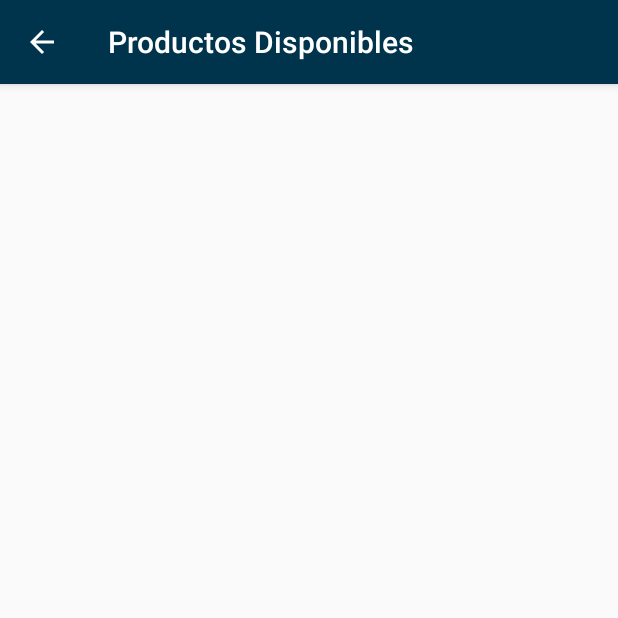
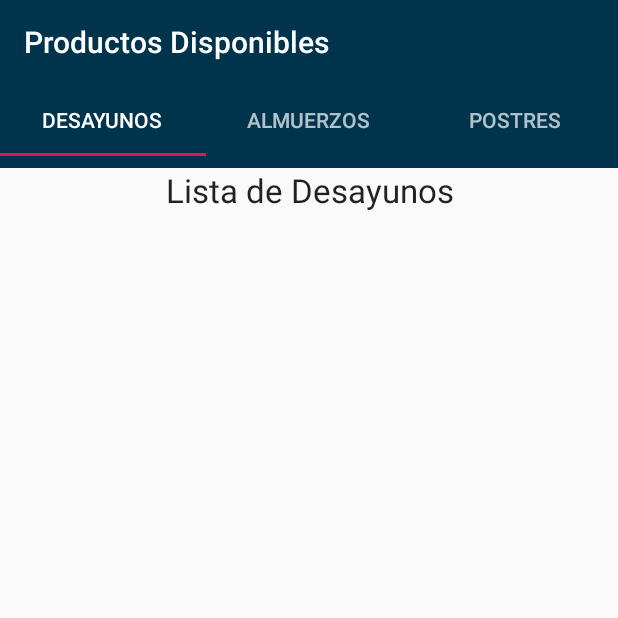
Before and after one commit to wjoseperez20/UCAB-EasyFood, an Android app: the screen it shows after launch (ProductosActivity), after a tap on "AGREGAR PRODUCTO", on a phone screen of 412 x 824 dp, the top half of it. Run offline under Robolectric (Android 15) with nearby library versions, the phone set to English and light mode, and no system bars.

Commit message:
Agregando navegación por tabs a la vista de productos

```diff
--- a/EasyFood/app/build.gradle
+++ b/EasyFood/app/build.gradle
@@ -22,6 +22,8 @@ dependencies {
     implementation fileTree(dir: 'libs', include: ['*.jar'])
     implementation 'com.android.support:appcompat-v7:28.0.0'
     implementation 'com.android.support.constraint:constraint-layout:1.1.3'
+    implementation 'com.android.support:design:28.0.0'
+    implementation 'com.android.support:support-v4:28.0.0'
     testImplementation 'junit:junit:4.12'
     androidTestImplementation 'com.android.support.test:runner:1.0.2'
     androidTestImplementation 'com.android.support.test.espresso:espresso-core:3.0.2'
--- /dev/null
+++ b/EasyFood/app/src/main/java/com/easyfood/easyfood/AlmuerzoFragment.java
@@ -0,0 +1,29 @@
+package com.easyfood.easyfood;
+
+
+import android.os.Bundle;
+import android.support.v4.app.Fragment;
+import android.view.LayoutInflater;
+import android.view.View;
+import android.view.ViewGroup;
+
+
+/**
+ * A simple {@link Fragment} subclass.
+ */
+public class AlmuerzoFragment extends Fragment {
+
+
+    public AlmuerzoFragment() {
+        // Required empty public constructor
+    }
+
+
+    @Override
+    public View onCreateView(LayoutInflater inflater, ViewGroup container,
+                             Bundle savedInstanceState) {
+        // Inflate the layout for this fragment
+        return inflater.inflate(R.layout.fragment_almuerzo, container, false);
+    }
+
+}
--- /dev/null
+++ b/EasyFood/app/src/main/java/com/easyfood/easyfood/Aplicacion/PagerAdapter.java
@@ -0,0 +1,38 @@
+package com.easyfood.easyfood.Aplicacion;
+
+import android.support.v4.app.Fragment;
+import android.support.v4.app.FragmentManager;
+import android.support.v4.app.FragmentStatePagerAdapter;
+
+import com.easyfood.easyfood.AlmuerzoFragment;
+import com.easyfood.easyfood.DesayunoFragment;
+import com.easyfood.easyfood.PostreFragment;
+
+public class PagerAdapter extends FragmentStatePagerAdapter {
+
+    int mNumOfTabs;
+
+    public PagerAdapter(FragmentManager fm, int NumOfTabs) {
+        super(fm);
+        this.mNumOfTabs = NumOfTabs;
+    }
+
+    @Override
+    public Fragment getItem(int position) {
+        switch (position) {
+            case 0:
+                return new DesayunoFragment();
+            case 1:
+                return new AlmuerzoFragment();
+            case 2:
+                return new PostreFragment();
+            default:
+                return null;
+        }
+    }
+
+    @Override
+    public int getCount() {
+        return mNumOfTabs;
+    }
+}
--- /dev/null
+++ b/EasyFood/app/src/main/java/com/easyfood/easyfood/DesayunoFragment.java
@@ -0,0 +1,29 @@
+package com.easyfood.easyfood;
+
+
+import android.os.Bundle;
+import android.support.v4.app.Fragment;
+import android.view.LayoutInflater;
+import android.view.View;
+import android.view.ViewGroup;
+
+
+/**
+ * A simple {@link Fragment} subclass.
+ */
+public class DesayunoFragment extends Fragment {
+
+
+    public DesayunoFragment() {
+        // Required empty public constructor
+    }
+
+
+    @Override
+    public View onCreateView(LayoutInflater inflater, ViewGroup container,
+                             Bundle savedInstanceState) {
+        // Inflate the layout for this fragment
+        return inflater.inflate(R.layout.fragment_desayuno, container, false);
+    }
+
+}
--- a/EasyFood/app/src/main/java/com/easyfood/easyfood/MainActivity.java
+++ b/EasyFood/app/src/main/java/com/easyfood/easyfood/MainActivity.java
@@ -3,6 +3,7 @@ package com.easyfood.easyfood;
 import android.content.Intent;
 import android.support.v7.app.AppCompatActivity;
 import android.os.Bundle;
+import android.support.v7.widget.Toolbar;
 import android.view.View;
 import android.widget.ImageView;
 import android.widget.Toast;
@@ -18,6 +19,9 @@ public class MainActivity extends AppCompatActivity {
     protected void onCreate(Bundle savedInstanceState) {
         super.onCreate(savedInstanceState);
         setContentView(R.layout.activity_main);
+
+        Toolbar toolbar = findViewById(R.id.toolbar2);
+        setSupportActionBar(toolbar);
 
         _easyFood = EasyFoodApp.getEasyFood();
 
@@ -44,6 +48,23 @@ public class MainActivity extends AppCompatActivity {
 
     public void AgregarProducto(View view){
         Intent intent = new Intent(this, ProductosActivity.class);
-        startActivity(intent);
+        startActivityForResult(intent, 1);
+    }
+
+
+    public void onActivityResult(int requestCode, int resultCode, Intent data){
+        super.onActivityResult(requestCode, resultCode, data);
+
+        if(requestCode == 1){
+
+            if (resultCode == RESULT_OK){
+                if(_easyFood.GetListaProductos().size() > 0)
+                    Toast.makeText(getApplicationContext(), "Producto Seleccionado: "+_easyFood.GetListaProductos().get(0).GetNombre(), Toast.LENGTH_SHORT).show();
+                else
+                    Toast.makeText(getApplicationContext(), "No se selecciono un producto", Toast.LENGTH_SHORT).show();
+            }
+
+        }
+
     }
 }
--- a/EasyFood/app/src/main/java/com/easyfood/easyfood/ProductosActivity.java
+++ b/EasyFood/app/src/main/java/com/easyfood/easyfood/ProductosActivity.java
@@ -1,21 +1,79 @@
 package com.easyfood.easyfood;
 
+import android.content.Intent;
+import android.support.design.widget.TabLayout;
+import android.support.v4.view.ViewPager;
 import android.support.v7.app.AppCompatActivity;
 import android.os.Bundle;
+import android.support.v7.widget.Toolbar;
+import android.view.View;
+import android.widget.Button;
+import android.widget.TableLayout;
 
 import com.easyfood.easyfood.Aplicacion.EasyFoodApp;
+import com.easyfood.easyfood.Aplicacion.PagerAdapter;
 import com.easyfood.easyfood.Logica.EasyFood;
 
 public class ProductosActivity extends AppCompatActivity {
 
 
     private EasyFood _easyFood;
-
+    private TabLayout tabLayout;
 
     @Override
     protected void onCreate(Bundle savedInstanceState) {
         super.onCreate(savedInstanceState);
         setContentView(R.layout.activity_productos);
 
+        InitToolBar();
+        InitTabLayout();
+        InitPageAdapter();
+
+        _easyFood = EasyFoodApp.getEasyFood();
+    }
+
+    private void InitToolBar(){
+        Toolbar toolbar = findViewById(R.id.toolbar);
+        setSupportActionBar(toolbar);
+    }
+
+    private void InitTabLayout(){
+        tabLayout = findViewById(R.id.tab_layout);
+        tabLayout.addTab(tabLayout.newTab().setText(R.string.tab_label1));
+        tabLayout.addTab(tabLayout.newTab().setText(R.string.tab_label2));
+        tabLayout.addTab(tabLayout.newTab().setText(R.string.tab_label3));
+        tabLayout.setTabGravity(TabLayout.GRAVITY_FILL);
+
+    }
+
+    private void InitPageAdapter(){
+        final ViewPager viewPager = findViewById(R.id.pager);
+        final PagerAdapter adapter = new PagerAdapter(getSupportFragmentManager(), tabLayout.getTabCount());
+        viewPager.setAdapter(adapter);
+
+        viewPager.addOnPageChangeListener(new TabLayout.TabLayoutOnPageChangeListener(tabLayout));
+
+        tabLayout.addOnTabSelectedListener(new TabLayout.OnTabSelectedListener() {
+            @Override
+            public void onTabSelected(TabLayout.Tab tab) {
+                viewPager.setCurrentItem(tab.getPosition());
+            }
+
+            @Override
+            public void onTabUnselected(TabLayout.Tab tab) {
+
+            }
+
+            @Override
+            public void onTabReselected(TabLayout.Tab tab) {
+            }
+        });
+    }
+
+    public void ProbandoBoton(View view){
+        Intent replyIntent = new Intent();
+        setResult(RESULT_OK, replyIntent);
+        _easyFood.CrearPostre("Torta de chocolate", R.drawable.desayuno_1);
+        finish();
     }
 }
--- a/EasyFood/app/src/main/res/layout/activity_productos.xml
+++ b/EasyFood/app/src/main/res/layout/activity_productos.xml
@@ -1,9 +1,33 @@
 <?xml version="1.0" encoding="utf-8"?>
-<android.support.constraint.ConstraintLayout xmlns:android="http://schemas.android.com/apk/res/android"
+<RelativeLayout xmlns:android="http://schemas.android.com/apk/res/android"
     xmlns:app="http://schemas.android.com/apk/res-auto"
     xmlns:tools="http://schemas.android.com/tools"
     android:layout_width="match_parent"
     android:layout_height="match_parent"
     tools:context=".ProductosActivity">
+    <android.support.v7.widget.Toolbar
+        android:id="@+id/toolbar"
+        android:layout_width="match_parent"
+        android:layout_height="wrap_content"
+        android:layout_alignParentTop="true"
+        android:background="?attr/colorPrimary"
+        android:minHeight="?attr/actionBarSize"
+        android:theme="@style/ThemeOverlay.AppCompat.Dark.ActionBar"
+        app:popupTheme="@style/ThemeOverlay.AppCompat.Light" />
 
-</android.support.constraint.ConstraintLayout>
+    <android.support.design.widget.TabLayout
+        android:id="@+id/tab_layout"
+        android:layout_width="match_parent"
+        android:layout_height="wrap_content"
+        android:layout_below="@+id/toolbar"
+        android:background="?attr/colorPrimary"
+        android:minHeight="?attr/actionBarSize"
+        android:theme="@style/ThemeOverlay.AppCompat.Dark.ActionBar" />
+
+    <android.support.v4.view.ViewPager
+        android:id="@+id/pager"
+        android:layout_width="match_parent"
+        android:layout_height="fill_parent"
+        android:layout_below="@id/tab_layout" />
+
+</RelativeLayout>
--- /dev/null
+++ b/EasyFood/app/src/main/res/layout/fragment_desayuno.xml
@@ -0,0 +1,15 @@
+<?xml version="1.0" encoding="utf-8"?>
+<RelativeLayout xmlns:android="http://schemas.android.com/apk/res/android"
+    xmlns:tools="http://schemas.android.com/tools"
+    android:layout_width="match_parent"
+    android:layout_height="match_parent"
+    tools:context=".DesayunoFragment">
+
+    <TextView
+        android:layout_width="match_parent"
+        android:layout_height="match_parent"
+        android:text="@string/tab_desayuno"
+        android:textAppearance="?android:attr/textAppearanceLarge"
+        android:textAlignment="center"/>
+
+</RelativeLayout>
--- a/EasyFood/app/src/main/res/values/strings.xml
+++ b/EasyFood/app/src/main/res/values/strings.xml
@@ -6,4 +6,11 @@
     <string name="descripcion_string">Descripción:</string>
     <string name="theme_title">EasyFood</string>
     <string name="productos_title">Productos Disponibles</string>
+    <string name="hello_blank_fragment">Hello blank fragment</string>
+    <string name="tab_desayuno">Lista de Desayunos</string>
+    <string name="tab_almuerzo">Lista de Almuerzos</string>
+    <string name="tab_postre">Lista de Postres</string>
+    <string name="tab_label1">Desayunos</string>
+    <string name="tab_label2">Almuerzos</string>
+    <string name="tab_label3">Postres</string>
 </resources>
--- a/EasyFood/app/src/main/res/values/styles.xml
+++ b/EasyFood/app/src/main/res/values/styles.xml
@@ -6,6 +6,8 @@
         <item name="colorPrimary">@color/colorPrimary</item>
         <item name="colorPrimaryDark">@color/colorPrimaryDark</item>
         <item name="colorAccent">@color/colorAccent</item>
+        <item name="windowActionBar">false</item>
+        <item name="windowNoTitle">true</item>
     </style>
 
 </resources>
```
Also changed, not shown: EasyFood/app/src/main/java/com/easyfood/easyfood/PostreFragment.java (added, +32 -0 lines), EasyFood/app/src/main/res/layout/activity_main.xml (+10 -1 lines), EasyFood/app/src/main/res/layout/fragment_almuerzo.xml (added, +16 -0 lines), EasyFood/app/src/main/res/layout/fragment_postre.xml (added, +33 -0 lines).
